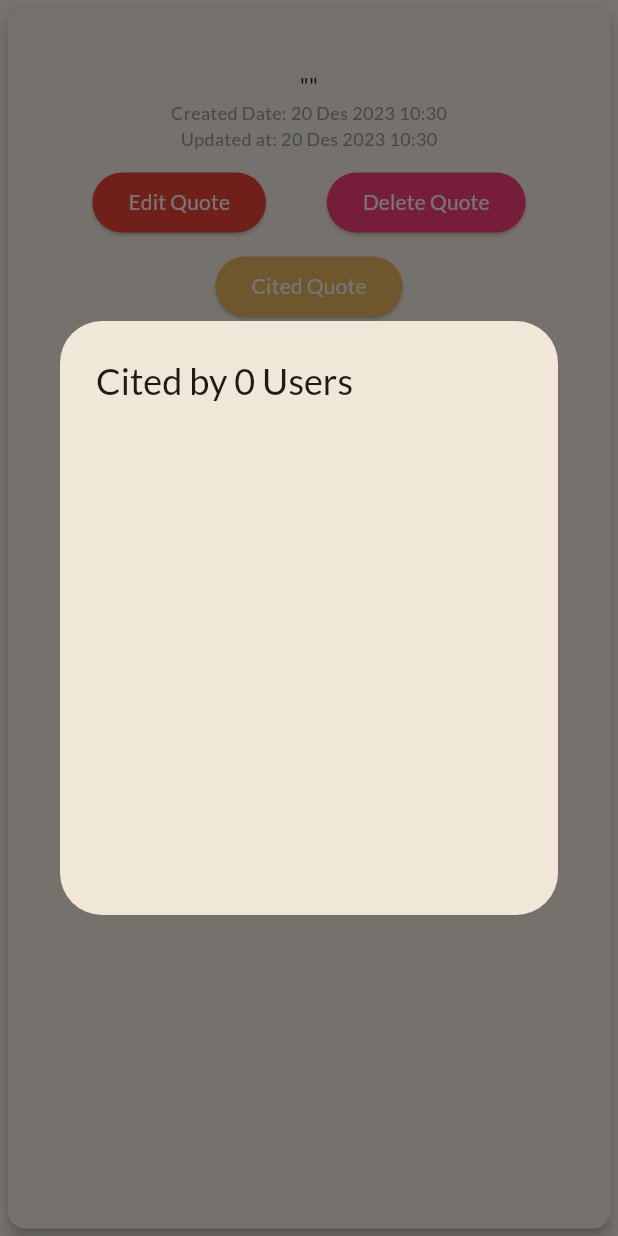
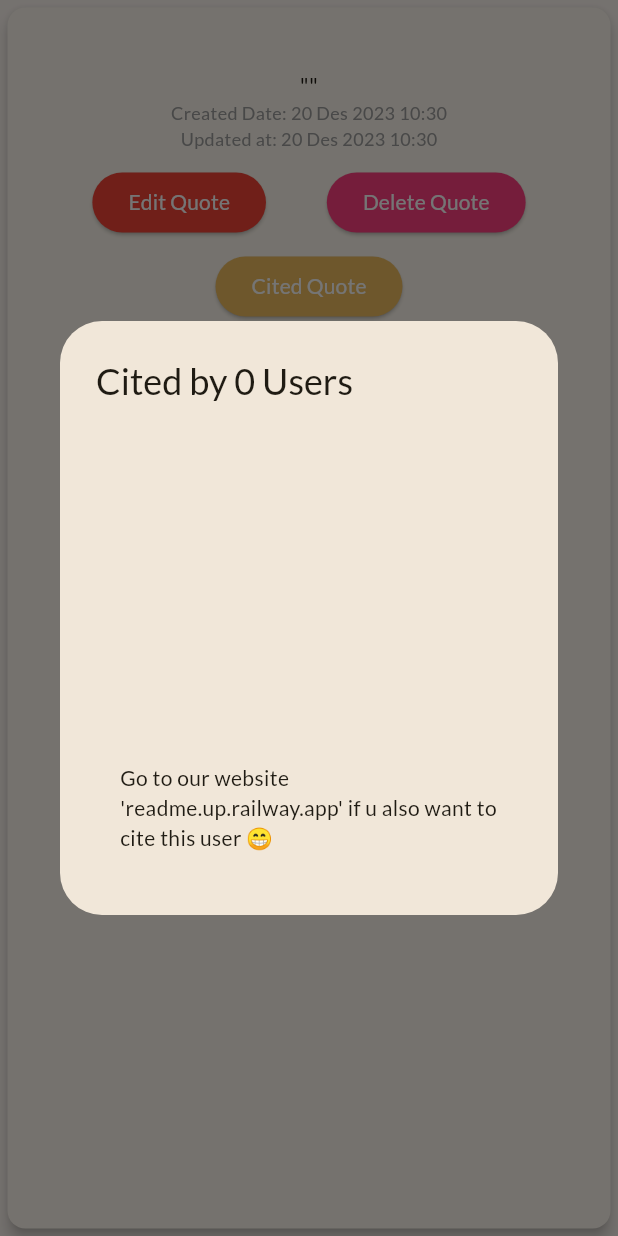
Before and after one commit to PeBePe/readme-mobile, a Flutter app: the QuoteCard widget shown alone on an empty page, opened directly with empty values, after a tap on "Cited Quote", on a phone screen of 412 x 824 dp. Run offline on Flutter 3.47's test engine with Material 3 defaults, Android fonts, the light colour scheme and no system bars; our stand-ins replace shared_preferences; missing offline and left inert: pbp_django_auth; accounts and stored records are empty; network calls fail.

Commit message:
Fix More Features

```diff
--- a/lib/quotes/models/quotes_item.dart
+++ b/lib/quotes/models/quotes_item.dart
@@ -95,6 +95,8 @@ class Quote {
     String quote;
     int userId;
     String username;
+    int citedCount;
+    List<CitedUser> citedUsers;
 
     Quote({
         required this.id,
@@ -103,6 +105,8 @@ class Quote {
         required this.quote,
         required this.userId,
         required this.username,
+        required this.citedCount,
+        required this.citedUsers,
     });
 
     factory Quote.fromJson(Map<String, dynamic> json) => Quote(
@@ -112,6 +116,8 @@ class Quote {
         quote: json["quote"],
         userId: json["user_id"],
         username: json["username"],
+        citedCount: json["cited_count"],
+        citedUsers: List<CitedUser>.from(json["cited_users"].map((x) => CitedUser.fromJson(x))),
     );
 
     Map<String, dynamic> toJson() => {
@@ -121,5 +127,27 @@ class Quote {
         "quote": quote,
         "user_id": userId,
         "username": username,
+        "cited_count": citedCount,
+        "cited_users": List<dynamic>.from(citedUsers.map((x) => x.toJson())),
     };
 }
+
+class CitedUser {
+    int userId;
+    String username;
+
+    CitedUser({
+        required this.userId,
+        required this.username,
+    });
+
+    factory CitedUser.fromJson(Map<String, dynamic> json) => CitedUser(
+        userId: json["user_id"],
+        username: json["username"],
+    );
+
+    Map<String, dynamic> toJson() => {
+        "user_id": userId,
+        "username": username,
+    };
+}
--- a/lib/quotes/screens/edit_form.dart
+++ b/lib/quotes/screens/edit_form.dart
@@ -32,6 +32,8 @@ class _QuotesEditPageState extends State<QuotesEditPage> {
       quote: _editedQuote,
       userId: widget.quote.userId,
       username: widget.quote.username,
+      citedCount: widget.quote.citedCount,
+      citedUsers: widget.quote.citedUsers,
     );
 
     Navigator.pop(context, editedQuote);
--- a/lib/quotes/widgets/quotes_card.dart
+++ b/lib/quotes/widgets/quotes_card.dart
@@ -5,7 +5,6 @@ import 'package:intl/intl.dart';
 import 'package:intl/date_symbol_data_local.dart';
 import 'package:readme_mobile/quotes/models/quotes_item.dart';
 import 'package:readme_mobile/quotes/screens/edit_form.dart';
-import 'package:http/http.dart' as http;
 
 class QuoteCard extends StatefulWidget {
   late Quote quote;
@@ -33,7 +32,6 @@ class _QuoteCardState extends State<QuoteCard> {
     super.initState();
     initializeDateFormatting(); // Inisialisasi format tanggal dan zona waktu lokal
     Intl.defaultLocale = 'id_ID';
-    //print(widget.quotedQuotes);
   }
 
   void _editQuote() async {
@@ -49,36 +47,46 @@ class _QuoteCardState extends State<QuoteCard> {
     }
   }
 
-  // Mendapatkan daftar pengguna yang mensitasi quote
   void _showCitedUsersDialog() {
-  var citedQuotes = widget.quotedQuotes.where((q) => q.quoteIdId == widget.quote.id).toList();
-  int countCitedUsers = citedQuotes.length; // Menghitung jumlah pengguna
+  // Mengambil daftar pengguna yang mengutip quote
+  List<CitedUser> citedUsers = widget.quote.citedUsers;
+  int countCitedUsers = widget.quote.citedCount;
 
   // Menampilkan jumlah pengguna yang mengutip
   showDialog(
     context: context,
     builder: (BuildContext context) {
       return AlertDialog(
-        title: Text('Cited by $countCitedUsers User${countCitedUsers != 1 ? "s" : ""}'), // Judul yang menunjukkan jumlah
-        content: setupAlertDialogContainer(citedQuotes),
+        title: Text('Cited by $countCitedUsers User${countCitedUsers != 1 ? "s" : ""}'),
+        content: setupAlertDialogContainer(citedUsers),
       );
     },
   );
 }
 
-  Widget setupAlertDialogContainer(List<QuotedQuote> citedQuotes) {
+Widget setupAlertDialogContainer(List<CitedUser> citedUsers) {
   return Container(
     height: 300.0,
     width: 300.0,
+    child: Column(
+      crossAxisAlignment: CrossAxisAlignment.start,
+      children: [
+        Expanded(
           child: ListView.builder(
             shrinkWrap: true,
-        itemCount: citedQuotes.length,
+            itemCount: citedUsers.length,
             itemBuilder: (BuildContext context, int index) {
               return ListTile(
-            //title: Text(users[index]),
-            title: Text("User ID: ${citedQuotes[index].userIdId}"),
+                title: Text("🙈 ${citedUsers[index].username}"),
               );
             },
+          ),
+        ),
+        Padding(
+          padding: EdgeInsets.all(16.0), // Sesuaikan padding dengan gaya yang Anda inginkan
+          child: Text("Go to our website 'readme.up.railway.app' if u also want to cite this user 😁"),
+        ),
+      ],
     ),
   );
 }
```
Also changed, not shown: lib/quotes/screens/quotes.dart (+8 -12 lines), lib/quotes/screens/quotes_form.dart (+29 -40 lines). Lines whose indentation alone changed are shown as unchanged.
